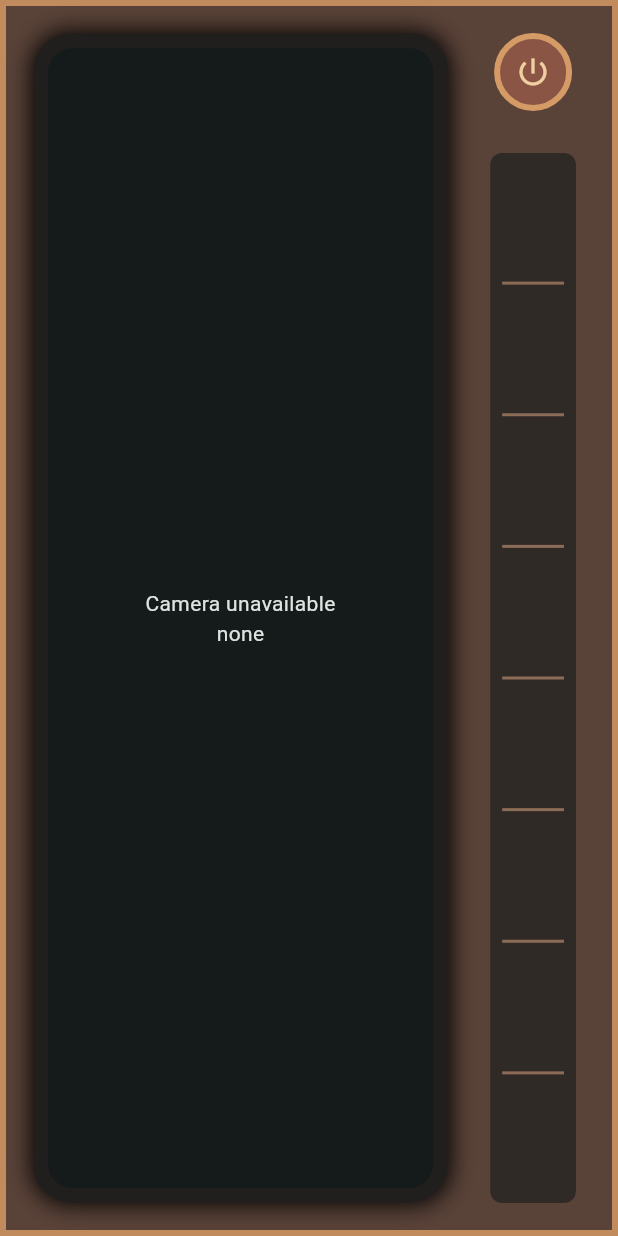
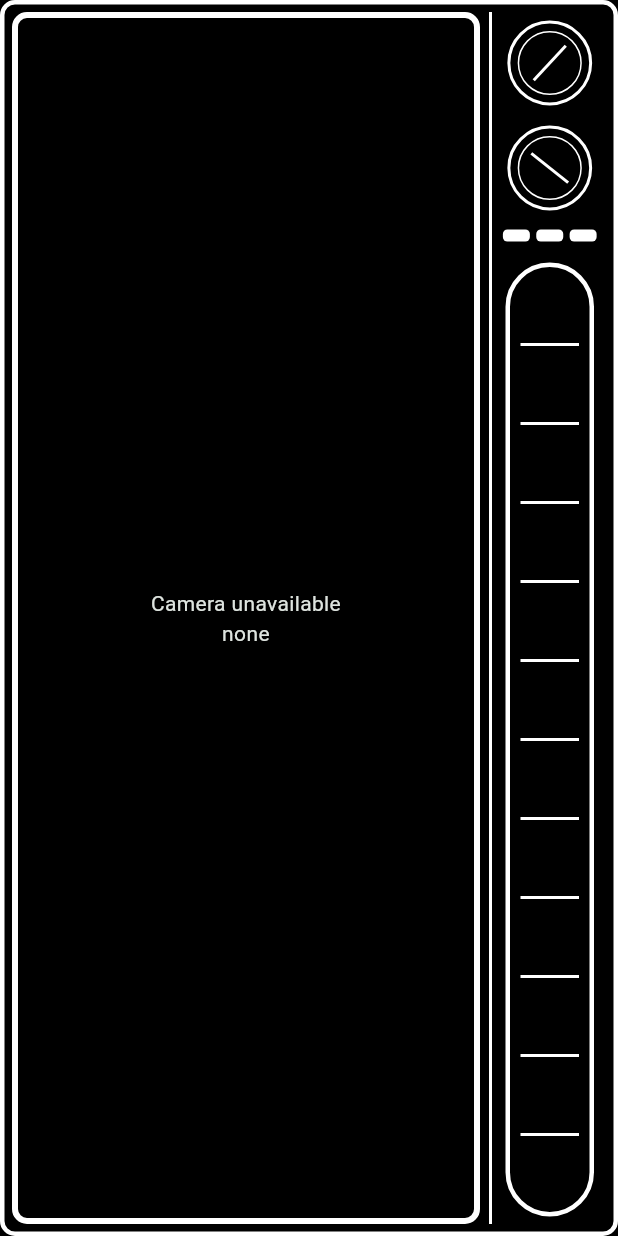
Before and after one commit to Main-Character-Generated-Energy-Engine/mcgee-ui, a Flutter app: the screen it shows after launch, on a phone screen of 412 x 824 dp. Run offline on Flutter 3.47's test engine with Material 3 defaults, Android fonts, the phone set to English and light mode, and no system bars; our stand-ins replace camera.

Commit message:
adjust ui

```diff
--- a/lib/main.dart
+++ b/lib/main.dart
@@ -270,11 +270,20 @@ class _CameraCapturePageState extends State<CameraCapturePage>
       Stack(
         fit: StackFit.expand,
         children: [
-          Center(
-            child: AspectRatio(
-              aspectRatio: controller.value.aspectRatio,
+          LayoutBuilder(
+            builder: (context, constraints) {
+              final previewHeight =
+                  constraints.maxWidth / controller.value.aspectRatio;
+              return FittedBox(
+                fit: BoxFit.cover,
+                clipBehavior: Clip.hardEdge,
+                child: SizedBox(
+                  width: constraints.maxWidth,
+                  height: previewHeight,
                   child: CameraPreview(controller),
                 ),
+              );
+            },
           ),
           IgnorePointer(child: CustomPaint(painter: _OldTvEffectPainter())),
           if (!_isRecording)
@@ -288,80 +297,123 @@ class _CameraCapturePageState extends State<CameraCapturePage>
 
   Widget _buildTelevision(Widget screenContent) {
     return SizedBox.expand(
-      child: DecoratedBox(
+      child: LayoutBuilder(
+        builder: (context, constraints) {
+          final compact = constraints.maxWidth < 700;
+          final framePadding = compact ? 8.0 : 14.0;
+          final controlGap = compact ? 6.0 : 10.0;
+          return DecoratedBox(
             decoration: BoxDecoration(
-          color: const Color(0xff594238),
-          border: Border.all(color: const Color(0xffc28b5e), width: 4),
+              color: Colors.black,
+              border: Border.all(color: Colors.white, width: compact ? 3 : 5),
+              borderRadius: BorderRadius.circular(compact ? 10 : 18),
             ),
             child: Padding(
-          padding: const EdgeInsets.all(22),
+              padding: EdgeInsets.all(framePadding),
               child: Row(
                 children: [
                   Expanded(
                     flex: 8,
                     child: DecoratedBox(
                       decoration: BoxDecoration(
-                    color: const Color(0xff151b1a),
-                    borderRadius: BorderRadius.circular(26),
+                        color: Colors.black,
+                        borderRadius: BorderRadius.circular(compact ? 10 : 18),
                         border: Border.all(
-                      color: const Color(0xff211f1d),
-                      width: 10,
+                          color: Colors.white,
+                          width: compact ? 4 : 6,
                         ),
-                    boxShadow: const [
-                      BoxShadow(
-                        color: Colors.black87,
-                        blurRadius: 12,
-                        spreadRadius: 2,
-                      ),
-                    ],
                       ),
                       child: ClipRRect(
-                    borderRadius: BorderRadius.circular(16),
+                        borderRadius: BorderRadius.circular(compact ? 6 : 12),
                         child: screenContent,
                       ),
                     ),
                   ),
-              const SizedBox(width: 22),
-              Expanded(flex: 2, child: _buildTvControls()),
+                  SizedBox(width: controlGap),
+                  Expanded(
+                    flex: 2,
+                    child: DecoratedBox(
+                      decoration: BoxDecoration(
+                        border: Border(
+                          left: BorderSide(
+                            color: Colors.white,
+                            width: compact ? 2 : 4,
+                          ),
+                        ),
+                      ),
+                      child: Padding(
+                        padding: EdgeInsets.fromLTRB(
+                          compact ? 5 : 10,
+                          compact ? 5 : 10,
+                          compact ? 2 : 4,
+                          compact ? 5 : 10,
+                        ),
+                        child: _buildTvControls(),
+                      ),
+                    ),
+                  ),
                 ],
               ),
             ),
+          );
+        },
       ),
     );
   }
 
   Widget _buildTvControls() {
+    return LayoutBuilder(
+      builder: (context, constraints) {
+        final compact = constraints.maxWidth < 70;
+        final dialSize = compact ? constraints.maxWidth * 0.72 : 58.0;
+        final buttonWidth = compact ? constraints.maxWidth * 0.22 : 18.0;
         return Column(
-      mainAxisAlignment: MainAxisAlignment.center,
           children: [
-        Container(
-          width: 52,
-          height: 52,
+            _buildTvDial(0.75, dialSize),
+            SizedBox(height: compact ? 6 : 12),
+            _buildTvDial(-0.9, dialSize),
+            SizedBox(height: compact ? 6 : 12),
+            Row(
+              mainAxisAlignment: MainAxisAlignment.spaceEvenly,
+              children: List.generate(
+                3,
+                (_) => Container(
+                  width: buttonWidth,
+                  height: compact ? 5 : 8,
                   decoration: BoxDecoration(
-            shape: BoxShape.circle,
-            color: const Color(0xff8a5544),
-            border: Border.all(color: const Color(0xffd49b66), width: 4),
+                    color: Colors.white,
+                    borderRadius: BorderRadius.circular(3),
                   ),
-          child: const Icon(Icons.power_settings_new, color: Color(0xfff0d0a3)),
                 ),
-        const SizedBox(height: 28),
+              ),
+            ),
+            SizedBox(height: compact ? 7 : 14),
             Expanded(
               child: Container(
-            margin: const EdgeInsets.symmetric(horizontal: 6),
+                margin: EdgeInsets.symmetric(horizontal: compact ? 2 : 6),
                 decoration: BoxDecoration(
-              color: const Color(0xff302a27),
-              borderRadius: BorderRadius.circular(8),
+                  color: Colors.black,
+                  border: Border.all(
+                    color: Colors.white,
+                    width: compact ? 2 : 3,
                   ),
+                  borderRadius: BorderRadius.circular(100),
+                ),
+                child: ClipRRect(
+                  borderRadius: BorderRadius.circular(100),
                   child: Center(
                     child: Column(
                       mainAxisAlignment: MainAxisAlignment.spaceEvenly,
                       children: List.generate(
-                  7,
+                        compact ? 7 : 11,
                         (_) => Container(
-                    height: 2,
+                          height: compact ? 1 : 2,
                           width: double.infinity,
-                    margin: const EdgeInsets.symmetric(horizontal: 8),
-                    color: const Color(0xff8c6b57),
+                          margin: EdgeInsets.symmetric(
+                            horizontal: compact ? 3 : 7,
+                          ),
+                          color: Colors.white,
+                        ),
                       ),
                     ),
                   ),
@@ -370,7 +422,51 @@ class _CameraCapturePageState extends State<CameraCapturePage>
             ),
           ],
         );
+      },
+    );
   }
+
+  Widget _buildTvDial(double angle, double size) {
+    return SizedBox(
+      width: size,
+      height: size,
+      child: CustomPaint(painter: _TvDialPainter(angle)),
+    );
+  }
+}
+
+class _TvDialPainter extends CustomPainter {
+  const _TvDialPainter(this.angle);
+
+  final double angle;
+
+  @override
+  void paint(Canvas canvas, Size size) {
+    final center = Offset(size.width / 2, size.height / 2);
+    final outerPaint = Paint()
+      ..color = Colors.white
+      ..style = PaintingStyle.stroke
+      ..strokeWidth = 2;
+    final innerPaint = Paint()
+      ..color = Colors.white
+      ..style = PaintingStyle.stroke
+      ..strokeWidth = 1;
+    canvas.drawCircle(center, size.width * 0.47, outerPaint);
+    canvas.drawCircle(center, size.width * 0.36, innerPaint);
+    canvas.save();
+    canvas.translate(center.dx, center.dy);
+    canvas.rotate(angle);
+    canvas.drawLine(
+      Offset(0, -size.height * 0.27),
+      Offset(0, size.height * 0.27),
+      outerPaint,
+    );
+    canvas.restore();
+  }
+
+  @override
+  bool shouldRepaint(covariant _TvDialPainter oldDelegate) =>
+      oldDelegate.angle != angle;
 }
 
 class _OldTvEffectPainter extends CustomPainter {
```
Lines whose indentation alone changed are shown as unchanged.
